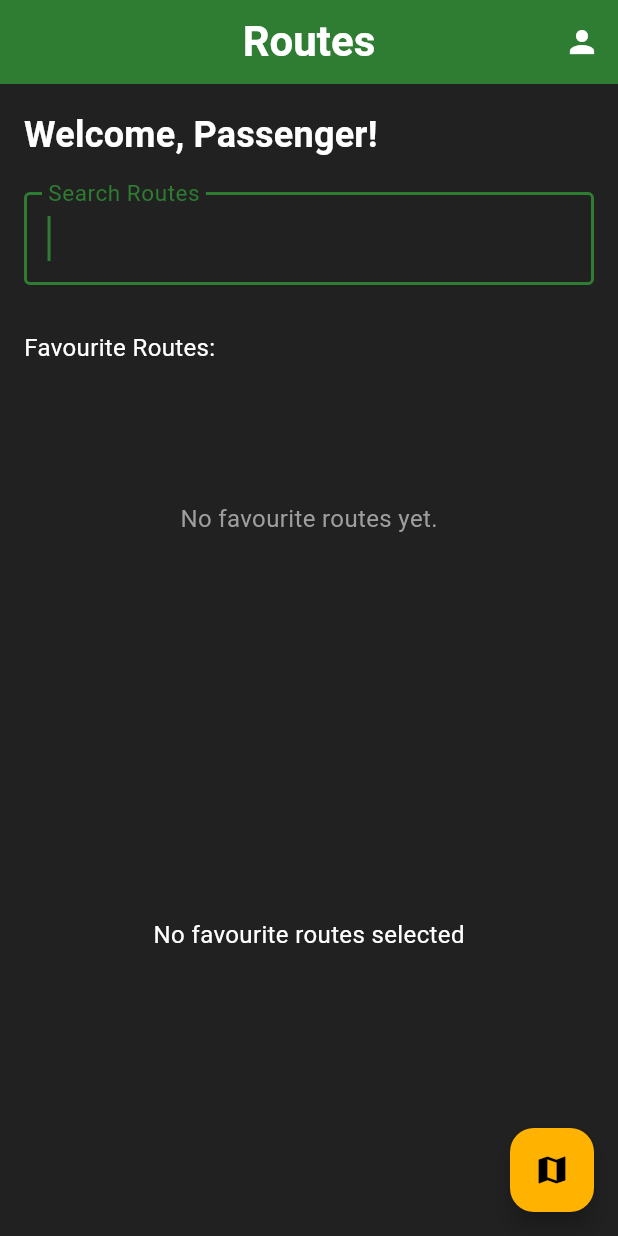
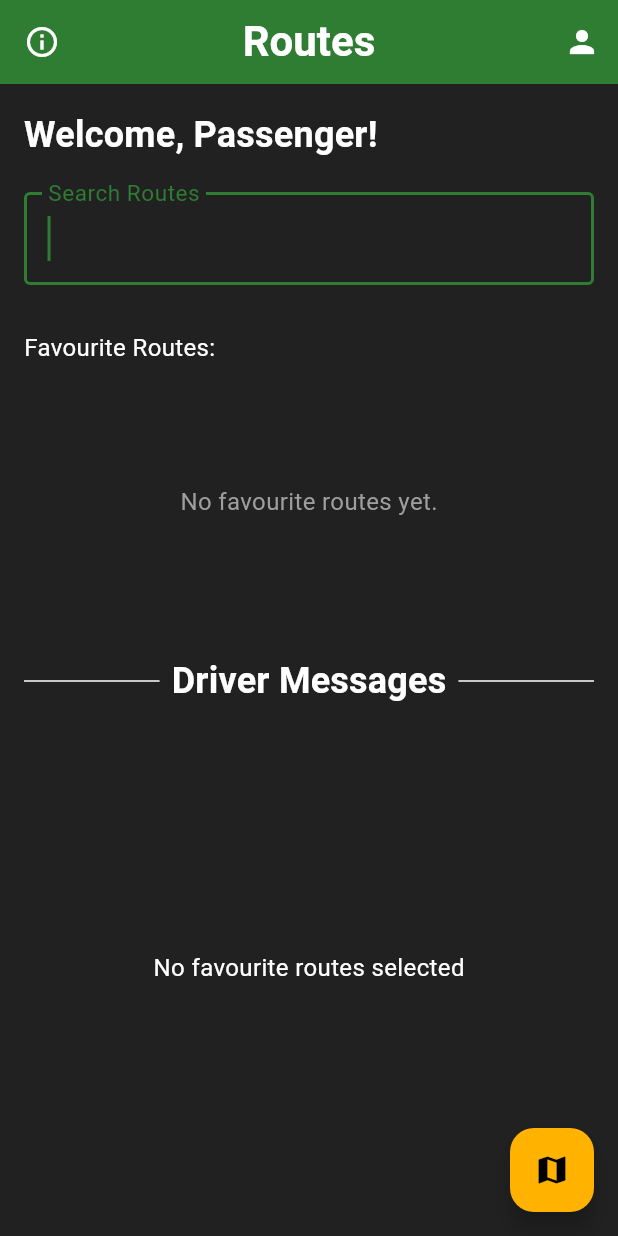
Before and after one commit to Jojo5673/wheres-my-bus, a Flutter app: the PassengerHome screen opened by its route, on a phone screen of 412 x 824 dp. Run offline on Flutter 3.47's test engine with Material 3 defaults, Android fonts, the phone set to English and light mode, and no system bars; drawn by our look-alikes of flutter_typeahead; our stand-ins replace cloud_firestore, firebase_auth, firebase_core, geolocator, go_router, google_maps_flutter and 1 more; missing offline and left inert: firebase_ui_auth; accounts and stored records are empty.

Commit message:
added information tab, small ui changes in passenger to show the distinction in driver messages

```diff
--- a/lib/app_routes.dart
+++ b/lib/app_routes.dart
@@ -7,6 +7,7 @@ import 'package:wheres_my_bus/pages/landing_page.dart';
 import 'package:wheres_my_bus/pages/login.dart';
 import 'package:wheres_my_bus/pages/profile.dart';
 import 'package:wheres_my_bus/pages/register.dart';
+import 'package:wheres_my_bus/pages/info.dart';
 import 'package:wheres_my_bus/pages/passenger/live_map.dart';
 import 'package:wheres_my_bus/pages/passenger/passenger_home.dart';
 
@@ -29,6 +30,7 @@ final router = GoRouter(
     ),
     GoRoute(path: '/sign-up', builder: (context, state) => Register()),
     GoRoute(path: '/profile', builder: (context, state) => Profile()),
+    GoRoute(path: '/info', builder: (context, state) => InfoPage()),
     GoRoute(
       path: '/passenger',
       builder: (context, state) => PassengerHome(),
@@ -56,5 +58,6 @@ final router = GoRouter(
         ),
       ],
     ),
+
   ],
 );
--- a/lib/pages/passenger/passenger_home.dart
+++ b/lib/pages/passenger/passenger_home.dart
@@ -58,7 +58,14 @@ class _PassengerHomeState extends State<PassengerHome> {
         title: Text("Routes"),
         centerTitle: true,
         backgroundColor: colorScheme.primary,
-        actions: [
+
+        leading: IconButton(
+        icon: const Icon(Icons.info_outline, color: Colors.white),
+        onPressed: () {
+          context.push('/info');
+        },
+       ),
+       actions: [
           IconButton(
             icon: const Icon(Icons.person, color: Colors.white),
             onPressed: () {
@@ -105,13 +112,40 @@ class _PassengerHomeState extends State<PassengerHome> {
                       ),
             ),
 
-            Expanded(
-              flex: 2,
-              child: PassengerFeed(routes: _favoriteRoutes.map((r) => r.routeNumber).toList()),
+            const SizedBox(height: 20),
+
+
+        Row(
+            children: [
+              const Expanded(child: Divider(thickness: 1)),
+              Padding(
+                padding: const EdgeInsets.symmetric(horizontal: 8.0),
+                child: Text(
+                  "Driver Messages",
+                  style: textTheme.titleMedium?.copyWith(
+                    fontWeight: FontWeight.bold,
+                    color: Colors.white,
+                  ),
+                ),
+              ),
+              const Expanded(child: Divider(thickness: 1)),
+            ],
+          ),
+
+          const SizedBox(height: 10),
+
+
+          Expanded(
+            flex: 2,
+            child: PassengerFeed(
+              routes: _favoriteRoutes.map((r) => r.routeNumber).toList(),
             ),
-          ],
-        ),
+          ),
+        ],
       ),
+    ),
+
+
 
       // Settings floating button
       floatingActionButton: FloatingActionButton(
```
Also changed, not shown: lib/pages/driver/driver_home.dart (+21 -1 lines), lib/pages/info.dart (added, +45 -0 lines), lib/pages/passenger/passenger_feed.dart (+8 -109 lines).
